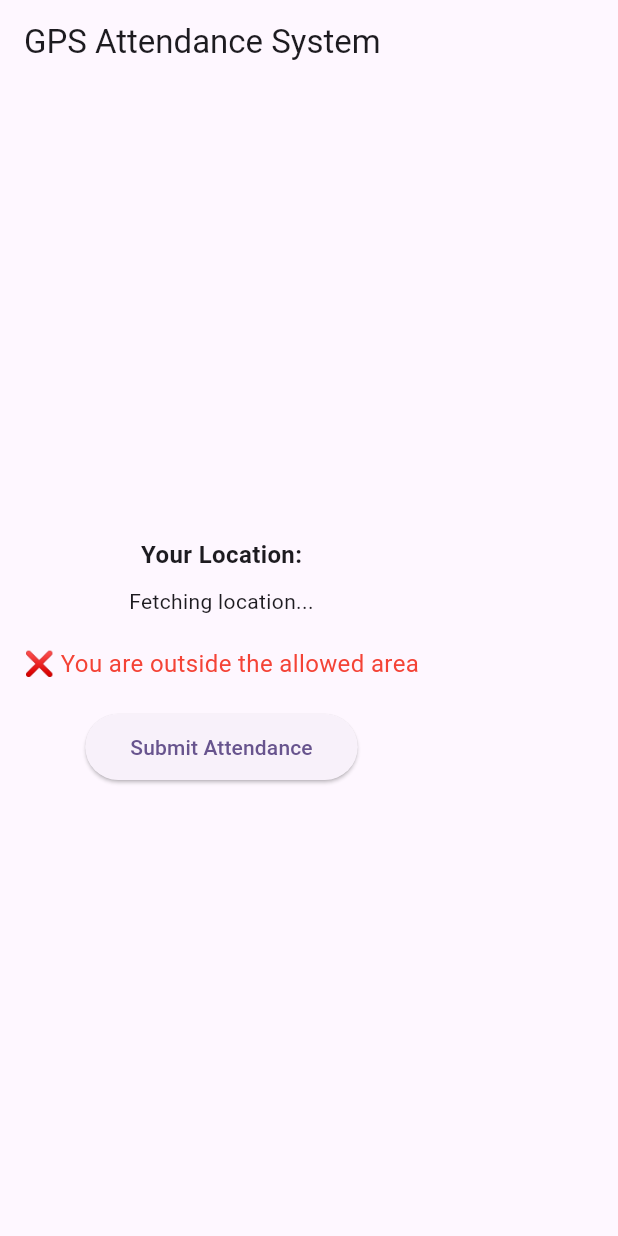
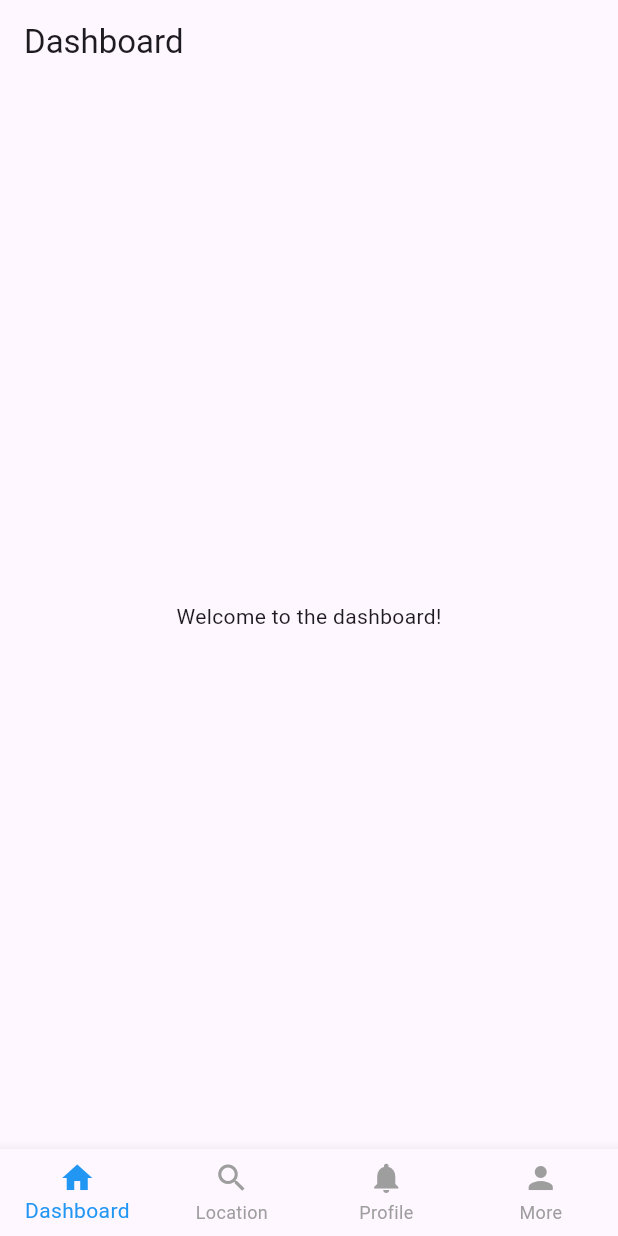
Before and after one commit to HasanAlHridoy/location-test, a Flutter app: the screen it shows after launch, on a phone screen of 412 x 824 dp. Run offline on Flutter 3.47's test engine with Material 3 defaults, Android fonts, the phone set to English and light mode, and no system bars; our stand-ins replace fluttertoast, geolocator, go_router.

Commit message:
Add navigation and pages for dashboard, profile, more, and GPS attendance functionality

```diff
--- a/lib/main.dart
+++ b/lib/main.dart
@@ -1,5 +1,6 @@
 import 'package:flutter/material.dart';
-import 'package:location_test/location_page.dart';
+import 'package:location_test/pages/location_page.dart';
+import 'package:location_test/router.dart';
 
 void main() {
   runApp(const MyApp());
@@ -10,12 +11,12 @@ class MyApp extends StatelessWidget {
 
   @override
   Widget build(BuildContext context) {
-    return MaterialApp(
+    return MaterialApp.router(
       title: 'Flutter Demo',
       theme: ThemeData(
         colorScheme: ColorScheme.fromSeed(seedColor: Colors.deepPurple),
       ),
-      home: const GPSTrackingAttendance()
+      routerConfig: router,
     );
   }
 }
--- /dev/null
+++ b/lib/main_scree.dart
@@ -0,0 +1,51 @@
+import 'package:flutter/material.dart';
+import 'package:go_router/go_router.dart';
+
+class MainScreen extends StatelessWidget {
+  final Widget child;
+  const MainScreen({super.key, required this.child});
+
+  @override
+  Widget build(BuildContext context) {
+    return Scaffold(
+      body: child, // This will change while keeping BottomNavBar fixed
+      bottomNavigationBar: BottomNavigationBar(
+        currentIndex: _getSelectedIndex(context),
+        onTap: (index) {
+          switch (index) {
+            case 0:
+              context.go('/dashboard');
+              break;
+            case 1:
+              context.go('/location');
+              break;
+            case 2:
+              context.go('/profile');
+              break;
+            case 3:
+              context.go('/more');
+              break;
+          }
+        },
+        type: BottomNavigationBarType.fixed,
+        selectedItemColor: Colors.blue,
+        unselectedItemColor: Colors.grey,
+        showUnselectedLabels: true,
+        items: [
+          BottomNavigationBarItem(icon: Icon(Icons.home), label: 'Dashboard'),
+          BottomNavigationBarItem(icon: Icon(Icons.search), label: 'Location'),
+          BottomNavigationBarItem(icon: Icon(Icons.notifications), label: 'Profile'),
+          BottomNavigationBarItem(icon: Icon(Icons.person), label: 'More'),
+        ],
+      ),
+    );
+
+  }
+   int _getSelectedIndex(BuildContext context) {
+    final String location = GoRouterState.of(context).uri.toString();
+    if (location.startsWith('/location')) return 1;
+    if (location.startsWith('/profile')) return 2;
+    if (location.startsWith('/more')) return 3;
+    return 0;
+  }
+}
--- /dev/null
+++ b/lib/pages/dashboard.dart
@@ -0,0 +1,17 @@
+import 'package:flutter/material.dart';
+
+class DashBoard extends StatelessWidget {
+  const DashBoard({super.key});
+
+  @override
+  Widget build(BuildContext context) {
+    return Scaffold(
+      appBar: AppBar(
+        title: const Text('Dashboard'),
+      ),
+      body: const Center(
+        child: Text('Welcome to the dashboard!'),
+      ),
+    );
+  }
+}
--- a/lib/location_page.dart
+++ b/lib/pages/location_page.dart
@@ -12,9 +12,9 @@ class GPSTrackingAttendance extends StatefulWidget {
 
 class _GPSTrackingAttendanceState extends State<GPSTrackingAttendance> {
   // Set your predefined location (Office/School GPS Coordinates)
-  final double targetLatitude = 23.863794465127274; // Example: Dhaka, Bangladesh 23.863794465127274, 90.39897328465992
-  final double targetLongitude = 90.39897328465992;
-  final double allowedDistanceInMeters = 50; // 50-meter radius
+  final double targetLatitude = 23.865894135933384; // Example: Dhaka, Bangladesh 23.865894135933384, 90.39981013379146
+  final double targetLongitude = 90.39981013379146;
+  final double allowedDistanceInMeters = 500; // 50-meter radius
 
   bool _isWithinAllowedDistance = false;
   String _currentLocation = "Fetching location...";
--- /dev/null
+++ b/lib/pages/more.dart
@@ -0,0 +1,17 @@
+import 'package:flutter/material.dart';
+
+class More extends StatelessWidget {
+  const More({super.key});
+
+  @override
+  Widget build(BuildContext context) {
+    return Scaffold(
+      appBar: AppBar(
+        title: const Text('More'),
+      ),
+      body: const Center(
+        child: Text('More page'),
+      ),
+    );
+  }
+}
--- /dev/null
+++ b/lib/pages/profile.dart
@@ -0,0 +1,17 @@
+import 'package:flutter/material.dart';
+
+class Profile extends StatelessWidget {
+  const Profile({super.key});
+
+  @override
+  Widget build(BuildContext context) {
+    return Scaffold(
+      appBar: AppBar(
+        title: const Text('Profile'),
+      ),
+      body: const Center(
+        child: Text('Profile page'),
+      ),
+    );
+  }
+}
--- /dev/null
+++ b/lib/router.dart
@@ -0,0 +1,39 @@
+// ✅ Define GoRouter with a ShellRoute to keep BottomNavBar static
+import 'package:flutter/material.dart';
+import 'package:go_router/go_router.dart';
+import 'package:location_test/main_scree.dart';
+import 'package:location_test/pages/dashboard.dart';
+import 'package:location_test/pages/location_page.dart';
+import 'package:location_test/pages/more.dart';
+import 'package:location_test/pages/profile.dart';
+
+final GoRouter router = GoRouter(
+  initialLocation: '/dashboard',
+  routes: [
+    ShellRoute(
+      builder: (context, state, child) {
+        return MainScreen(child: child);
+      },
+      routes: [
+        GoRoute(path: '/dashboard', builder: (context, state) => DashBoard(),),
+        GoRoute(path: '/location', builder: (context, state) => GPSTrackingAttendance(),),
+        GoRoute(
+          path: '/profile',
+          builder: (context, state) => Profile(),),
+
+        GoRoute(path: '/more',builder: (context, state) => More(),),
+      ],
+    ),
+  ],
+);
+
+// // ✅ Page transition wrapper
+// CustomTransitionPage _buildPageWithTransition(GoRouterState state, Widget page) {
+//   return CustomTransitionPage(
+//     key: state.pageKey,
+//     child: page,
+//     transitionsBuilder: (context, animation, secondaryAnimation, child) {
+//       return FadeTransition(opacity: animation, child: child);
+//     },
+//   );
+// }
--- a/pubspec.yaml
+++ b/pubspec.yaml
@@ -36,6 +36,7 @@ dependencies:
   cupertino_icons: ^1.0.8
   geolocator: ^13.0.2
   fluttertoast: ^8.2.12
+  go_router: ^14.8.1
 
 dev_dependencies:
   flutter_test:
```
Also changed, not shown: pubspec.lock, 3 other files.
